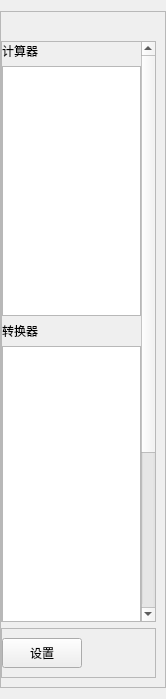
Before: the Qt Designer form src/Forms/PopMenu/PopMenu.ui in yxingqin/CulcaMaid, drawn with Qt 5.
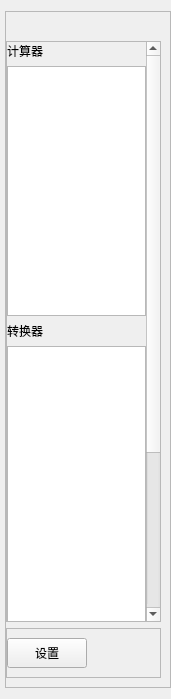
After: the same form once the commit is applied. Icons and pictures are not drawn.

```diff
--- a/src/Forms/PopMenu/PopMenu.ui
+++ b/src/Forms/PopMenu/PopMenu.ui
@@ -64,7 +64,7 @@
     <number>2</number>
    </property>
    <property name="leftMargin">
-    <number>0</number>
+    <number>5</number>
    </property>
    <property name="rightMargin">
     <number>0</number>
@@ -113,7 +113,7 @@
           <rect>
            <x>0</x>
            <y>0</y>
-           <width>132</width>
+           <width>127</width>
            <height>848</height>
           </rect>
          </property>
```
